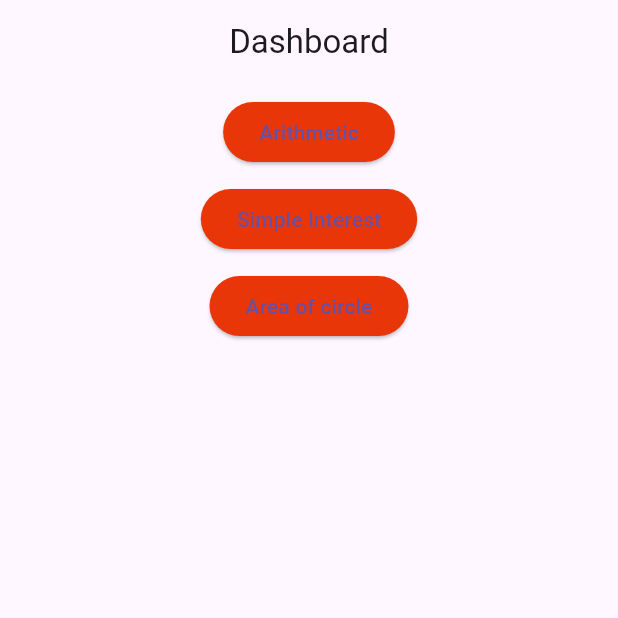
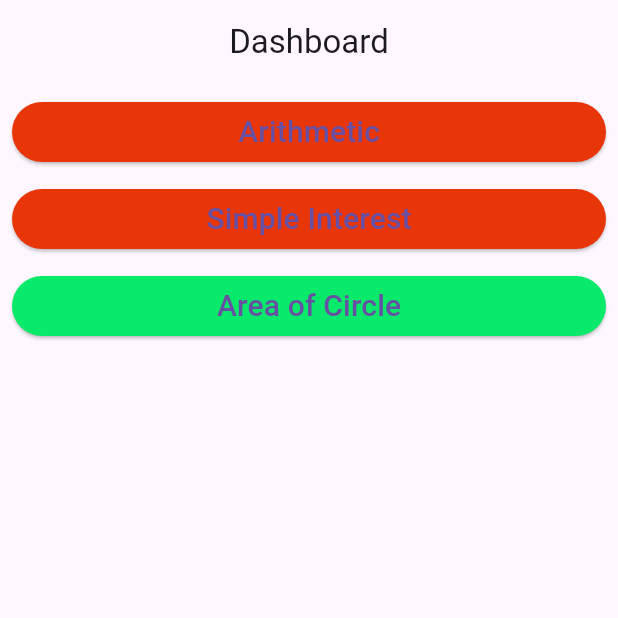
Before and after one commit to manishaa8981/assig_dart, a Flutter app: the screen it shows after launch, on a phone screen of 412 x 824 dp, the top half of it. Run offline on Flutter 3.47's test engine with Material 3 defaults, Android fonts, the phone set to English and light mode, and no system bars.

Commit message:
updated button font and size

```diff
--- a/lib/view/dashboard.dart
+++ b/lib/view/dashboard.dart
@@ -20,28 +20,32 @@ class Dashboard extends StatelessWidget {
             child: Column(
               crossAxisAlignment: CrossAxisAlignment.center,
               children: [
-              ElevatedButton(
-                style: ButtonStyle(
-                  backgroundColor: WidgetStatePropertyAll(
-                      const Color.fromARGB(255, 233, 54, 9)),
+                SizedBox(
+                  width: double.infinity, // Full-width button
+                  child: ElevatedButton(
+                    style: ElevatedButton.styleFrom(
+                      backgroundColor: const Color.fromARGB(255, 233, 54, 9),
                     ),
                     onPressed: () {
                       Navigator.push(
                         context,
-                    MaterialPageRoute(builder: (context) => const Arithmetic()),
+                        MaterialPageRoute(
+                            builder: (context) => const Arithmetic()),
                       );
                     },
-                child: const Text('Arithmetic'),
+                    child: const Text(
+                      'Arithmetic',
+                      style: TextStyle(fontSize: 20),
                     ),
-              const SizedBox(
-                height: 10,
                   ),
-              ElevatedButton(
-                style: ButtonStyle(
-                  backgroundColor: WidgetStatePropertyAll(
-                      const Color.fromARGB(255, 233, 54, 9)),
                 ),
-
+                const SizedBox(height: 10),
+                SizedBox(
+                  width: double.infinity, // Full-width button
+                  child: ElevatedButton(
+                    style: ElevatedButton.styleFrom(
+                      backgroundColor: const Color.fromARGB(255, 233, 54, 9),
+                    ),
                     onPressed: () {
                       Navigator.push(
                         context,
@@ -49,15 +53,18 @@ class Dashboard extends StatelessWidget {
                             builder: (context) => const SimpleInterest()),
                       );
                     },
-                child: const Text('Simple Interest'),
+                    child: const Text(
+                      'Simple Interest',
+                      style: TextStyle(fontSize: 20),
                     ),
-              const SizedBox(
-                height: 10,
                   ),
-              ElevatedButton(
-                style: ButtonStyle(
-                  backgroundColor: WidgetStatePropertyAll(
-                      const Color.fromARGB(255, 233, 54, 9)),
+                ),
+                const SizedBox(height: 10),
+                SizedBox(
+                  width: double.infinity, // Full-width button
+                  child: ElevatedButton(
+                    style: ElevatedButton.styleFrom(
+                      backgroundColor: const Color.fromARGB(255, 9, 233, 106),
                     ),
                     onPressed: () {
                       Navigator.push(
@@ -66,12 +73,17 @@ class Dashboard extends StatelessWidget {
                             builder: (context) => const AreaOfCircle()),
                       );
                     },
-                child: const Text('Area of circle'),
+                    child: const Text(
+                      'Area of Circle',
+                      style: TextStyle(fontSize: 20),
+                    ),
+                  ),
                 ),
               ],
             ),
           ),
-      )),
+        ),
+      ),
     );
   }
 }
```
Lines whose indentation alone changed are shown as unchanged.
